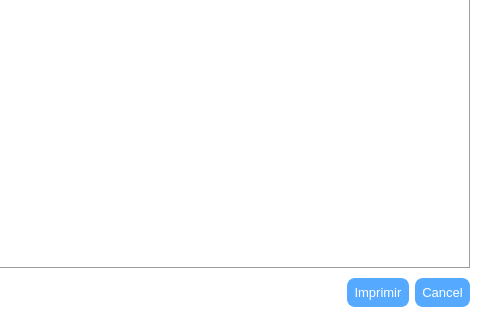
This is system/layout/dialogList.ui in josueisaihs/SPINER_PUNTO_VENTA as Qt 5 draws it before an edit; both pictures show x 321 to 801 and y 153 to 473 of the 801 by 473 pixel window. The edited form follows.
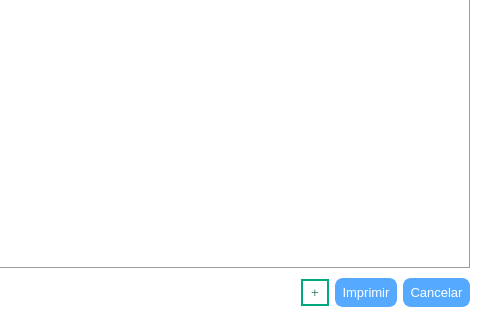
This is the edited form.

```diff
--- a/system/layout/dialogList.ui
+++ b/system/layout/dialogList.ui
@@ -189,6 +189,40 @@
       </property>
      </spacer>
     </item>
+    <item>
+     <widget class="QPushButton" name="addPushButton">
+      <property name="styleSheet">
+       <string notr="true">QPushButton
+                                {
+                                background-color: white;
+                                font: 10pt;
+                                color: rgb(67, 136, 101);
+                                padding: 4px 8px;
+                                border: 2px solid rgb(0, 170, 127);
+                                border-bottom-right-radius: 0px;
+                                border-bottom-left-radius: 0px;
+                                border-top-right-radius: 0px;
+                                border-top-left-radius: 0px;
+                                }
+
+                                :hover
+                                {
+                                background-color: rgb(0, 170, 127);
+                                color: white;
+                                border: 2px solid rgb(120, 200, 29);
+                                }
+
+                                :pressed
+                                {
+                                border:3px solid rgb(255, 255, 255);
+                                padding: -1px 1px 1px 1px;
+                                }</string>
+      </property>
+      <property name="text">
+       <string>+</string>
+      </property>
+     </widget>
+    </item>
     <item>
      <widget class="QPushButton" name="printPushButton">
       <property name="text">
@@ -199,7 +233,7 @@
     <item>
      <widget class="QPushButton" name="cancelPushButton">
       <property name="text">
-       <string>Cancel</string>
+       <string>Cancelar</string>
       </property>
      </widget>
     </item>
```
